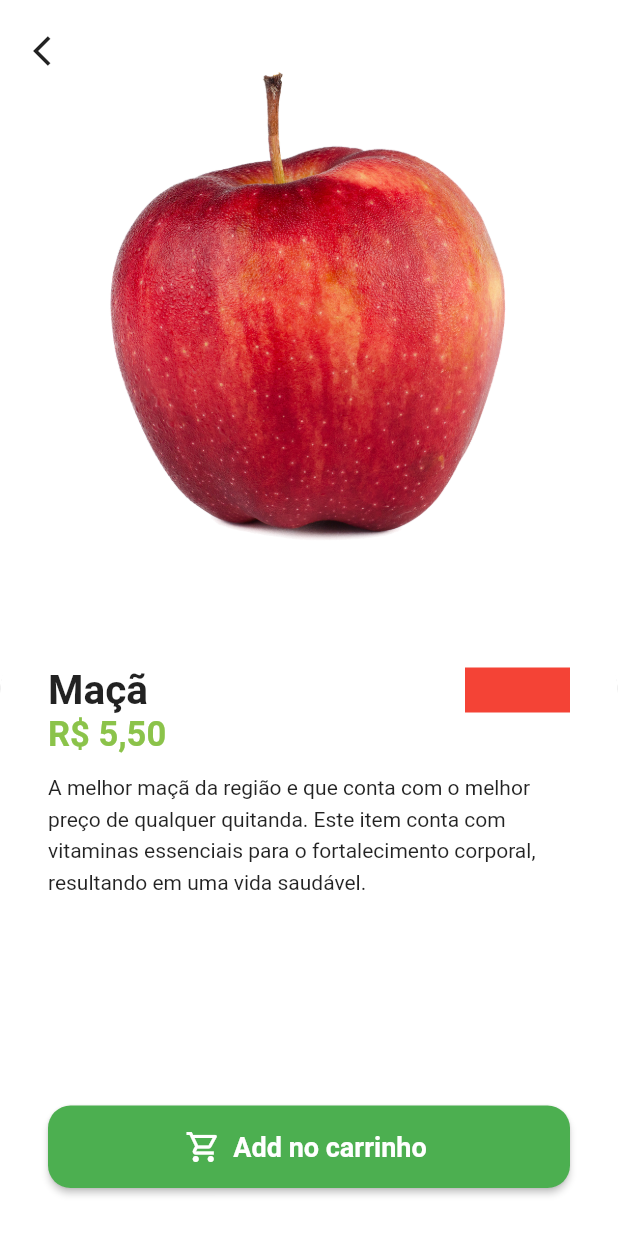
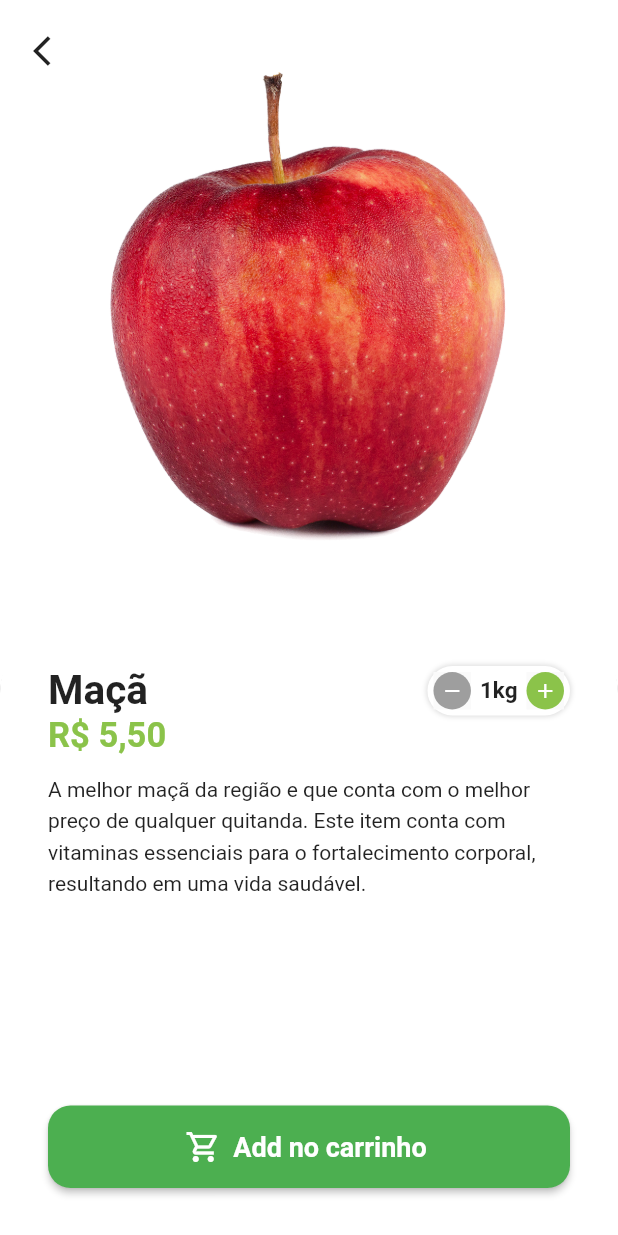
Before and after one commit to soapmactavish23/greengroccer, a Flutter app: the screen it shows after launch, after a tap on "Entrar", after a tap on "Maçã", on a phone screen of 412 x 824 dp. Run offline on Flutter 3.47's test engine with Material 2 defaults, Android fonts, the phone set to English and light mode, and no system bars; our stand-ins replace animated_text_kit, badges, mask_text_input_formatter.

Commit message:
Criação do widget de quantidade

```diff
--- /dev/null
+++ b/lib/src/pages/common_widgets/quantity_widget.dart
@@ -0,0 +1,86 @@
+import 'package:flutter/material.dart';
+import 'package:greengrocer/src/config/custom_colors.dart';
+
+class QuantityWidget extends StatelessWidget {
+  const QuantityWidget({Key? key}) : super(key: key);
+
+  @override
+  Widget build(BuildContext context) {
+    return Container(
+      padding: const EdgeInsets.all(4),
+      decoration: BoxDecoration(
+        color: Colors.white,
+        borderRadius: BorderRadius.circular(50),
+        boxShadow: [
+          BoxShadow(
+            color: Colors.grey.shade300,
+            spreadRadius: 1,
+            blurRadius: 2,
+          )
+        ],
+      ),
+      child: Row(
+        children: [
+          _QuantityButton(
+            icon: Icons.remove,
+            color: Colors.grey,
+            onPressed: () {},
+          ),
+          const Padding(
+            padding:  EdgeInsets.symmetric(horizontal: 6),
+            child: Text(
+              '1kg',
+              style: TextStyle(
+                fontSize: 15,
+                fontWeight: FontWeight.bold
+              ),
+            ),
+          ),
+          _QuantityButton(
+            icon: Icons.add,
+            color: CustomColors.customSwatchColor,
+            onPressed: () {},
+          ),
+        ],
+      ),
+    );
+  }
+}
+
+class _QuantityButton extends StatelessWidget {
+  final Color color;
+  final IconData icon;
+  final VoidCallback onPressed;
+
+  const _QuantityButton({
+    Key? key,
+    required this.color,
+    required this.icon,
+    required this.onPressed,
+  }) : super(key: key);
+
+  @override
+  Widget build(BuildContext context) {
+    return Material(
+      child: InkWell(
+        borderRadius: BorderRadius.circular(50),
+        onTap: onPressed,
+        child: Ink(
+          child: Container(
+            height: 25,
+            width: 25,
+            decoration: BoxDecoration(
+              color: color,
+              shape: BoxShape.circle,
+            ),
+            child: Icon(
+              icon,
+              color: Colors.white,
+              size: 16,
+            ),
+          ),
+        ),
+      ),
+    );
+  }
+}
--- a/lib/src/pages/product/product_screen.dart
+++ b/lib/src/pages/product/product_screen.dart
@@ -3,6 +3,7 @@ import 'package:flutter/material.dart';
 import 'package:greengrocer/src/config/custom_colors.dart';
 
 import 'package:greengrocer/src/models/item_model.dart';
+import 'package:greengrocer/src/pages/common_widgets/quantity_widget.dart';
 import 'package:greengrocer/src/services/utils_service.dart';
 
 class ProductScreen extends StatelessWidget {
@@ -56,11 +57,7 @@ class ProductScreen extends StatelessWidget {
                               ),
                             ),
                           ),
-                          Container(
-                            height: 30,
-                            width: 70,
-                            color: Colors.red,
-                          ),
+                          QuantityWidget(),
                         ],
                       ),
                       Text(
```
